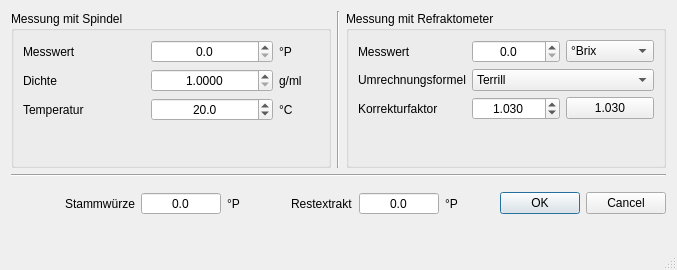
First picture: the form in kleiner-brauhelfer/dialogs/dlgrestextrakt.ui, repository kleiner-brauhelfer/kleiner-brauhelfer-2, before the edit.
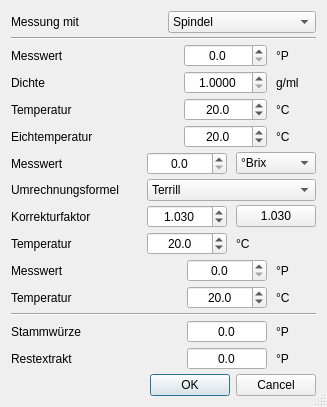
Second picture: the form after the edit. Custom widgets are drawn as their Qt base class.

Diff of the .ui file:
```diff
--- a/kleiner-brauhelfer/dialogs/dlgrestextrakt.ui
+++ b/kleiner-brauhelfer/dialogs/dlgrestextrakt.ui
@@ -6,16 +6,10 @@
    <rect>
     <x>0</x>
     <y>0</y>
-    <width>677</width>
-    <height>270</height>
+    <width>327</width>
+    <height>407</height>
    </rect>
   </property>
-  <property name="minimumSize">
-   <size>
-    <width>677</width>
-    <height>270</height>
-   </size>
-  </property>
   <property name="windowTitle">
    <string>Berechnung Extrakt</string>
   </property>
@@ -26,14 +20,138 @@
    <bool>true</bool>
   </property>
   <layout class="QVBoxLayout" name="verticalLayout">
+   <property name="spacing">
+    <number>4</number>
+   </property>
    <item>
-    <layout class="QHBoxLayout" name="horizontalLayout_2">
+    <layout class="QHBoxLayout" name="horizontalLayout_5">
+     <property name="spacing">
+      <number>9</number>
+     </property>
      <item>
-      <widget class="QGroupBox" name="groupBox">
-       <property name="title">
-        <string>Messung mit Spindel</string>
+      <widget class="QLabel" name="label_6">
+       <property name="text">
+        <string>Messung mit</string>
        </property>
-       <layout class="QGridLayout" name="gridLayout_2">
+      </widget>
+     </item>
+     <item>
+      <widget class="ComboBox" name="cbAuswahl">
+       <item>
+        <property name="text">
+         <string>Spindel</string>
+        </property>
+       </item>
+       <item>
+        <property name="text">
+         <string>Refraktometer</string>
+        </property>
+       </item>
+       <item>
+        <property name="text">
+         <string>Anderes</string>
+        </property>
+       </item>
+      </widget>
+     </item>
+    </layout>
+   </item>
+   <item>
+    <widget class="Line" name="line_2">
+     <property name="orientation">
+      <enum>Qt::Horizontal</enum>
+     </property>
+    </widget>
+   </item>
+   <item>
+    <widget class="QWidget" name="wdgSpindel" native="true">
+     <layout class="QGridLayout" name="gridLayout_6">
+      <property name="leftMargin">
+       <number>0</number>
+      </property>
+      <property name="topMargin">
+       <number>0</number>
+      </property>
+      <property name="rightMargin">
+       <number>0</number>
+      </property>
+      <property name="bottomMargin">
+       <number>0</number>
+      </property>
+      <property name="horizontalSpacing">
+       <number>9</number>
+      </property>
+      <property name="verticalSpacing">
+       <number>4</number>
+      </property>
+      <item row="0" column="2">
+       <widget class="DoubleSpinBox" name="tbPlato">
+        <property name="minimumSize">
+         <size>
+          <width>80</width>
+          <height>0</height>
+         </size>
+        </property>
+        <property name="toolTip">
+         <string>&lt;html&gt;&lt;head/&gt;&lt;body&gt;&lt;p&gt;Gemessener &lt;span style=&quot; font-weight:600;&quot;&gt;Extraktgehalt&lt;/span&gt; in °Plato. Beispielsweise bedeutet 12° Plato 120 g Extrakt in 1000 ml Würze.&lt;/p&gt;&lt;p&gt;Der &lt;span style=&quot; font-weight:600;&quot;&gt;Restextrakt&lt;/span&gt; ist nicht zu verwechseln mit der &lt;span style=&quot; font-weight:600;&quot;&gt;Stammwürze&lt;/span&gt;. Im Extraktwert ist vergorener, also umgewandelter Zucker in Alkohol wiedergegeben. Stammwürze dagegen beschreibt den unvergorenen Zuckergehalt eines Sudes.&lt;/p&gt;&lt;/body&gt;&lt;/html&gt;</string>
+        </property>
+        <property name="alignment">
+         <set>Qt::AlignCenter</set>
+        </property>
+        <property name="decimals">
+         <number>1</number>
+        </property>
+        <property name="minimum">
+         <double>0.000000000000000</double>
+        </property>
+        <property name="maximum">
+         <double>99.000000000000000</double>
+        </property>
+        <property name="singleStep">
+         <double>0.100000000000000</double>
+        </property>
+       </widget>
+      </item>
+      <item row="0" column="0">
+       <widget class="QLabel" name="label_3">
+        <property name="text">
+         <string>Messwert</string>
+        </property>
+       </widget>
+      </item>
+      <item row="1" column="3">
+       <widget class="QLabel" name="label_19">
+        <property name="text">
+         <string>g/ml</string>
+        </property>
+       </widget>
+      </item>
+      <item row="2" column="0">
+       <widget class="QLabel" name="label_13">
+        <property name="text">
+         <string>Temperatur</string>
+        </property>
+       </widget>
+      </item>
+      <item row="2" column="2">
+       <widget class="DoubleSpinBox" name="tbTemp">
+        <property name="toolTip">
+         <string>&lt;html&gt;&lt;head/&gt;&lt;body&gt;&lt;p&gt;Temperatur der Würze bei der Messung des &lt;span style=&quot; font-weight:600;&quot;&gt;Dichtewertes&lt;/span&gt;.&lt;/p&gt;&lt;p&gt;Die Dichte ist bei den meisten &lt;span style=&quot; font-weight:600;&quot;&gt;Ärometern&lt;/span&gt; (Spindeln) im Brauereiwesen auf eine Bezugstemperatur von 20°C in ml/g geeicht. Ändert sich die Temperatur, ändert sich auch die Dichte der Flüssigkeit.&lt;/p&gt;&lt;/body&gt;&lt;/html&gt;</string>
+        </property>
+        <property name="alignment">
+         <set>Qt::AlignCenter</set>
+        </property>
+        <property name="decimals">
+         <number>1</number>
+        </property>
+        <property name="singleStep">
+         <double>0.100000000000000</double>
+        </property>
+        <property name="value">
+         <double>20.000000000000000</double>
+        </property>
+       </widget>
+      </item>
         <item row="1" column="0">
          <widget class="QLabel" name="label_17">
           <property name="text">
@@ -41,14 +159,14 @@
           </property>
          </widget>
         </item>
-        <item row="2" column="0">
-         <widget class="QLabel" name="label_13">
+      <item row="2" column="3">
+       <widget class="QLabel" name="label_14">
           <property name="text">
-           <string>Temperatur</string>
+         <string>°C</string>
           </property>
          </widget>
         </item>
-        <item row="1" column="1">
+      <item row="1" column="2">
          <widget class="DoubleSpinBox" name="tbDichte">
           <property name="toolTip">
            <string>&lt;html&gt;&lt;head/&gt;&lt;body&gt;&lt;p&gt;Gemessener &lt;span style=&quot; font-weight:600;&quot;&gt;Dichtewert&lt;/span&gt; der Würze.&lt;/p&gt;&lt;p&gt;Die Dichte ist bei den meisten &lt;span style=&quot; font-weight:600;&quot;&gt;Ärometern&lt;/span&gt; (Spindeln) im Brauereiwesen auf eine Bezugstemperatur von 20°C in ml/g geeicht. Ändert sich die Temperatur, ändert sich auch die Dichte der Flüssigkeit.&lt;/p&gt;&lt;/body&gt;&lt;/html&gt;</string>
@@ -70,21 +188,7 @@
           </property>
          </widget>
         </item>
-        <item row="1" column="2">
-         <widget class="QLabel" name="label_19">
-          <property name="text">
-           <string>g/ml</string>
-          </property>
-         </widget>
-        </item>
-        <item row="0" column="0">
-         <widget class="QLabel" name="label_3">
-          <property name="text">
-           <string>Messwert</string>
-          </property>
-         </widget>
-        </item>
-        <item row="0" column="2">
+      <item row="0" column="3">
          <widget class="QLabel" name="label_18">
           <property name="minimumSize">
            <size>
@@ -92,110 +196,85 @@
             <height>0</height>
            </size>
           </property>
-          <property name="maximumSize">
-           <size>
-            <width>30</width>
-            <height>16777215</height>
-           </size>
-          </property>
           <property name="text">
            <string>°P</string>
           </property>
          </widget>
         </item>
-        <item row="2" column="2">
-         <widget class="QLabel" name="label_14">
-          <property name="text">
-           <string>°C</string>
-          </property>
-         </widget>
-        </item>
-        <item row="2" column="1">
-         <widget class="DoubleSpinBox" name="tbTemp">
-          <property name="toolTip">
-           <string>&lt;html&gt;&lt;head/&gt;&lt;body&gt;&lt;p&gt;Temperatur der Würze bei der Messung des &lt;span style=&quot; font-weight:600;&quot;&gt;Dichtewertes&lt;/span&gt;.&lt;/p&gt;&lt;p&gt;Die Dichte ist bei den meisten &lt;span style=&quot; font-weight:600;&quot;&gt;Ärometern&lt;/span&gt; (Spindeln) im Brauereiwesen auf eine Bezugstemperatur von 20°C in ml/g geeicht. Ändert sich die Temperatur, ändert sich auch die Dichte der Flüssigkeit.&lt;/p&gt;&lt;/body&gt;&lt;/html&gt;</string>
-          </property>
-          <property name="alignment">
-           <set>Qt::AlignCenter</set>
-          </property>
-          <property name="decimals">
-           <number>1</number>
-          </property>
-          <property name="singleStep">
-           <double>0.100000000000000</double>
-          </property>
-          <property name="value">
-           <double>20.000000000000000</double>
-          </property>
-         </widget>
-        </item>
         <item row="0" column="1">
-         <widget class="DoubleSpinBox" name="tbPlato">
-          <property name="minimumSize">
-           <size>
-            <width>80</width>
-            <height>0</height>
-           </size>
-          </property>
-          <property name="toolTip">
-           <string>&lt;html&gt;&lt;head/&gt;&lt;body&gt;&lt;p&gt;Gemessener &lt;span style=&quot; font-weight:600;&quot;&gt;Extraktgehalt&lt;/span&gt; in °Plato. Beispielsweise bedeutet 12° Plato 120 g Extrakt in 1000 ml Würze.&lt;/p&gt;&lt;p&gt;Der &lt;span style=&quot; font-weight:600;&quot;&gt;Restextrakt&lt;/span&gt; ist nicht zu verwechseln mit der &lt;span style=&quot; font-weight:600;&quot;&gt;Stammwürze&lt;/span&gt;. Im Extraktwert ist vergorener, also umgewandelter Zucker in Alkohol wiedergegeben. Stammwürze dagegen beschreibt den unvergorenen Zuckergehalt eines Sudes.&lt;/p&gt;&lt;/body&gt;&lt;/html&gt;</string>
-          </property>
-          <property name="alignment">
-           <set>Qt::AlignCenter</set>
-          </property>
-          <property name="decimals">
-           <number>1</number>
-          </property>
-          <property name="minimum">
-           <double>0.000000000000000</double>
-          </property>
-          <property name="maximum">
-           <double>99.000000000000000</double>
-          </property>
-          <property name="singleStep">
-           <double>0.100000000000000</double>
-          </property>
-         </widget>
-        </item>
-        <item row="3" column="0">
-         <spacer name="verticalSpacer_3">
+       <spacer name="horizontalSpacer">
           <property name="orientation">
-           <enum>Qt::Vertical</enum>
+         <enum>Qt::Horizontal</enum>
           </property>
           <property name="sizeHint" stdset="0">
            <size>
-            <width>20</width>
-            <height>40</height>
+          <width>40</width>
+          <height>20</height>
            </size>
           </property>
          </spacer>
         </item>
+      <item row="3" column="0">
+       <widget class="QLabel" name="label_8">
+        <property name="text">
+         <string>Eichtemperatur</string>
+        </property>
+       </widget>
+      </item>
+      <item row="3" column="3">
+       <widget class="QLabel" name="label_15">
+        <property name="text">
+         <string>°C</string>
+        </property>
+       </widget>
+      </item>
+      <item row="3" column="2">
+       <widget class="DoubleSpinBox" name="tbEichtemp">
+        <property name="toolTip">
+         <string>&lt;html&gt;&lt;head/&gt;&lt;body&gt;&lt;p&gt;&lt;span style=&quot; font-weight:600;&quot;&gt;Eichtemperatur&lt;/span&gt; der Spindel.&lt;/p&gt;&lt;/body&gt;&lt;/html&gt;</string>
+        </property>
+        <property name="alignment">
+         <set>Qt::AlignCenter</set>
+        </property>
+        <property name="decimals">
+         <number>1</number>
+        </property>
+        <property name="singleStep">
+         <double>0.100000000000000</double>
+        </property>
+        <property name="value">
+         <double>20.000000000000000</double>
+        </property>
+       </widget>
+      </item>
        </layout>
       </widget>
      </item>
      <item>
-      <widget class="Line" name="line">
-       <property name="orientation">
-        <enum>Qt::Vertical</enum>
-       </property>
-      </widget>
-     </item>
-     <item>
-      <widget class="QGroupBox" name="groupBox_2">
-       <property name="title">
-        <string>Messung mit Refraktometer</string>
-       </property>
+    <widget class="QWidget" name="wdgRefraktometer" native="true">
        <layout class="QGridLayout" name="gridLayout_3">
-        <item row="0" column="1">
-         <widget class="DoubleSpinBox" name="tbBrix">
-          <property name="minimumSize">
-           <size>
-            <width>80</width>
-            <height>0</height>
-           </size>
-          </property>
+      <property name="leftMargin">
+       <number>0</number>
+      </property>
+      <property name="topMargin">
+       <number>0</number>
+      </property>
+      <property name="rightMargin">
+       <number>0</number>
+      </property>
+      <property name="bottomMargin">
+       <number>0</number>
+      </property>
+      <property name="horizontalSpacing">
+       <number>9</number>
+      </property>
+      <property name="verticalSpacing">
+       <number>4</number>
+      </property>
+      <item row="3" column="2">
+       <widget class="DoubleSpinBox" name="tbTempRefraktometer">
           <property name="toolTip">
-           <string>&lt;html&gt;&lt;head/&gt;&lt;body&gt;&lt;p&gt;Gemessener Extraktgehalt in &lt;span style=&quot; font-weight:600;&quot;&gt;°Brix&lt;/span&gt;. &lt;/p&gt;&lt;p&gt;°Brix ist die übliche Maßeinheit von analogen Refraktometern. Refraktometer messen dabei nicht direkt den Zuckergehalt, sondern den Brechungsindex von Licht in einer Flüssigkeit, der vom Zucker- und Alkoholgehalt in einer Flüssigkeit abhängt. &lt;/p&gt;&lt;/body&gt;&lt;/html&gt;</string>
+         <string>&lt;html&gt;&lt;head/&gt;&lt;body&gt;&lt;p&gt;Temperatur der Würze bei der Messung.&lt;/p&gt;&lt;/body&gt;&lt;/html&gt;</string>
           </property>
           <property name="alignment">
            <set>Qt::AlignCenter</set>
@@ -203,25 +282,36 @@
           <property name="decimals">
            <number>1</number>
           </property>
-          <property name="minimum">
-           <double>0.000000000000000</double>
-          </property>
-          <property name="maximum">
-           <double>99.000000000000000</double>
-          </property>
           <property name="singleStep">
            <double>0.100000000000000</double>
           </property>
-         </widget>
-        </item>
-        <item row="2" column="0">
-         <widget class="QLabel" name="label_2">
+        <property name="value">
+         <double>20.000000000000000</double>
+        </property>
+       </widget>
+      </item>
+      <item row="1" column="0">
+       <widget class="QLabel" name="label_FormelBrixPlato">
           <property name="text">
-           <string>Korrekturfaktor </string>
+         <string>Umrechnungsformel</string>
           </property>
          </widget>
         </item>
-        <item row="1" column="1" colspan="2">
+      <item row="0" column="0">
+       <widget class="QLabel" name="label">
+        <property name="text">
+         <string>Messwert</string>
+        </property>
+       </widget>
+      </item>
+      <item row="3" column="3">
+       <widget class="QLabel" name="lblTempRefraktometerEinheit">
+        <property name="text">
+         <string>°C</string>
+        </property>
+       </widget>
+      </item>
+      <item row="1" column="2" colspan="2">
          <widget class="ComboBox" name="comboBox_FormelBrixPlato">
           <property name="toolTip">
            <string>&lt;html&gt;&lt;head/&gt;&lt;body&gt;&lt;p&gt;Gewählte &lt;span style=&quot; font-weight:600;&quot;&gt;Umrechnungsformel&lt;/span&gt; für die Korrektur des gemessenen Restextraktes in °Brix nach °Plato. &lt;/p&gt;&lt;p&gt;Misst man den &lt;span style=&quot; font-weight:600;&quot;&gt;Restextrakt&lt;/span&gt; eines alkoholhaltigen Jungbieres, wird der Brechungsindex durch den Alkohol verfälscht. Die gewählte Umrechnungsformel korrigiert diesen Messfehler&lt;/p&gt;&lt;p&gt;- Die Terrill-Formel arbeitet in endvergorenen Proben genauer, in wenig oder unvergorenen Proben zum Teil nicht zu gebrauchen.&lt;/p&gt;&lt;p&gt;- Die Terrill-Linear-Formel ist eine linearisierte Version der Terrill-Formel.&lt;/p&gt;&lt;p&gt;- Die Standardformel liefert gleichmässig gute Werte, in endvergorenen Proben aber etwas zu hoch.&lt;/p&gt;&lt;/body&gt;&lt;/html&gt;</string>
@@ -243,14 +333,35 @@
           </item>
          </widget>
         </item>
-        <item row="1" column="0">
-         <widget class="QLabel" name="label_FormelBrixPlato">
-          <property name="text">
-           <string>Umrechnungsformel</string>
+      <item row="0" column="2">
+       <widget class="DoubleSpinBox" name="tbBrix">
+        <property name="minimumSize">
+         <size>
+          <width>80</width>
+          <height>0</height>
+         </size>
+        </property>
+        <property name="toolTip">
+         <string>&lt;html&gt;&lt;head/&gt;&lt;body&gt;&lt;p&gt;Gemessener Extraktgehalt in &lt;span style=&quot; font-weight:600;&quot;&gt;°Brix&lt;/span&gt; oder &lt;span style=&quot; font-weight:600;&quot;&gt;°Plato&lt;/span&gt;. &lt;/p&gt;&lt;p&gt;°Brix ist die übliche Maßeinheit von analogen Refraktometern. Refraktometer messen dabei nicht direkt den Zuckergehalt, sondern den Brechungsindex von Licht in einer Flüssigkeit, der vom Zucker- und Alkoholgehalt in einer Flüssigkeit abhängt. &lt;/p&gt;&lt;/body&gt;&lt;/html&gt;</string>
+        </property>
+        <property name="alignment">
+         <set>Qt::AlignCenter</set>
+        </property>
+        <property name="decimals">
+         <number>1</number>
+        </property>
+        <property name="minimum">
+         <double>0.000000000000000</double>
+        </property>
+        <property name="maximum">
+         <double>99.000000000000000</double>
+        </property>
+        <property name="singleStep">
+         <double>0.100000000000000</double>
           </property>
          </widget>
         </item>
-        <item row="2" column="1">
+      <item row="2" column="2">
          <widget class="DoubleSpinBox" name="tbKorrekturFaktor">
           <property name="toolTip">
            <string>&lt;html&gt;&lt;head/&gt;&lt;body&gt;&lt;p&gt;&lt;span style=&quot; font-weight:600;&quot;&gt;Korrekturfaktor °&lt;/span&gt;Brix zu °Plato.&lt;/p&gt;&lt;p&gt;Bierwürze ist keine reine Zuckerlösung. Deshalb muss der Brechungsindex noch um einen Korrekturfaktor dividiert werden.&lt;/p&gt;&lt;p&gt;Der eingestellte Wert sollte nur mit Bedacht geändertwerden. Änderungen sollten nur mit ausreichendem Wissen vorgenommen werden. &lt;/p&gt;&lt;/body&gt;&lt;/html&gt;</string>
@@ -275,7 +386,34 @@
           </property>
          </widget>
         </item>
-        <item row="0" column="2">
+      <item row="0" column="1">
+       <spacer name="horizontalSpacer_3">
+        <property name="orientation">
+         <enum>Qt::Horizontal</enum>
+        </property>
+        <property name="sizeHint" stdset="0">
+         <size>
+          <width>40</width>
+          <height>20</height>
+         </size>
+        </property>
+       </spacer>
+      </item>
+      <item row="3" column="0">
+       <widget class="QLabel" name="lblTempRefraktometer">
+        <property name="text">
+         <string>Temperatur</string>
+        </property>
+       </widget>
+      </item>
+      <item row="2" column="0">
+       <widget class="QLabel" name="label_2">
+        <property name="text">
+         <string>Korrekturfaktor </string>
+        </property>
+       </widget>
+      </item>
+      <item row="0" column="3">
          <widget class="ComboBox" name="cbEinheit">
           <property name="minimumSize">
            <size>
@@ -298,27 +436,7 @@
           </item>
          </widget>
         </item>
-        <item row="0" column="0">
-         <widget class="QLabel" name="label">
-          <property name="text">
-           <string>Messwert</string>
-          </property>
-         </widget>
-        </item>
-        <item row="3" column="0">
-         <spacer name="verticalSpacer_2">
-          <property name="orientation">
-           <enum>Qt::Vertical</enum>
-          </property>
-          <property name="sizeHint" stdset="0">
-           <size>
-            <width>20</width>
-            <height>40</height>
-           </size>
-          </property>
-         </spacer>
-        </item>
-        <item row="2" column="2">
+      <item row="2" column="3">
          <widget class="QPushButton" name="btnKorrekturFaktorDefault">
           <property name="toolTip">
            <string>&lt;html&gt;&lt;head/&gt;&lt;body&gt;&lt;p&gt;Hier wird der &lt;span style=&quot; font-weight:600;&quot;&gt;Korrekturfaktor °&lt;/span&gt;Brix zu °Plato auf den Standardwert eingestellt.&lt;/p&gt;&lt;p&gt;Es empfiehlt sich den eingestellten Wert im linken Feld nur dann zu verändern, wenn man genau weiß was man macht.&lt;/p&gt;&lt;/body&gt;&lt;/html&gt;</string>
@@ -331,19 +449,110 @@
        </layout>
       </widget>
      </item>
-    </layout>
-   </item>
    <item>
-    <widget class="Line" name="line_2">
-     <property name="orientation">
-      <enum>Qt::Horizontal</enum>
-     </property>
-    </widget>
-   </item>
-   <item>
-    <layout class="QHBoxLayout" name="horizontalLayout_3">
-     <item>
-      <spacer name="horizontalSpacer_4">
+    <widget class="QWidget" name="wdgManuell" native="true">
+     <layout class="QGridLayout" name="gridLayout_5">
+      <property name="leftMargin">
+       <number>0</number>
+      </property>
+      <property name="topMargin">
+       <number>0</number>
+      </property>
+      <property name="rightMargin">
+       <number>0</number>
+      </property>
+      <property name="bottomMargin">
+       <number>0</number>
+      </property>
+      <property name="horizontalSpacing">
+       <number>9</number>
+      </property>
+      <property name="verticalSpacing">
+       <number>4</number>
+      </property>
+      <item row="1" column="3">
+       <widget class="QLabel" name="lblTempManuellEinheit">
+        <property name="text">
+         <string>°C</string>
+        </property>
+       </widget>
+      </item>
+      <item row="0" column="2">
+       <widget class="DoubleSpinBox" name="tbPlatoManuell">
+        <property name="minimumSize">
+         <size>
+          <width>80</width>
+          <height>0</height>
+         </size>
+        </property>
+        <property name="toolTip">
+         <string>&lt;html&gt;&lt;head/&gt;&lt;body&gt;&lt;p&gt;Gemessener &lt;span style=&quot; font-weight:600;&quot;&gt;Extraktgehalt&lt;/span&gt; in °Plato. Beispielsweise bedeutet 12° Plato 120 g Extrakt in 1000 ml Würze.&lt;/p&gt;&lt;p&gt;Der &lt;span style=&quot; font-weight:600;&quot;&gt;Restextrakt&lt;/span&gt; ist nicht zu verwechseln mit der &lt;span style=&quot; font-weight:600;&quot;&gt;Stammwürze&lt;/span&gt;. Im Extraktwert ist vergorener, also umgewandelter Zucker in Alkohol wiedergegeben. Stammwürze dagegen beschreibt den unvergorenen Zuckergehalt eines Sudes.&lt;/p&gt;&lt;/body&gt;&lt;/html&gt;</string>
+        </property>
+        <property name="alignment">
+         <set>Qt::AlignCenter</set>
+        </property>
+        <property name="decimals">
+         <number>1</number>
+        </property>
+        <property name="minimum">
+         <double>0.000000000000000</double>
+        </property>
+        <property name="maximum">
+         <double>99.000000000000000</double>
+        </property>
+        <property name="singleStep">
+         <double>0.100000000000000</double>
+        </property>
+       </widget>
+      </item>
+      <item row="0" column="3">
+       <widget class="QLabel" name="label_22">
+        <property name="minimumSize">
+         <size>
+          <width>40</width>
+          <height>0</height>
+         </size>
+        </property>
+        <property name="text">
+         <string>°P</string>
+        </property>
+       </widget>
+      </item>
+      <item row="1" column="0">
+       <widget class="QLabel" name="lblTempManuell">
+        <property name="text">
+         <string>Temperatur</string>
+        </property>
+       </widget>
+      </item>
+      <item row="0" column="0">
+       <widget class="QLabel" name="label_7">
+        <property name="text">
+         <string>Messwert</string>
+        </property>
+       </widget>
+      </item>
+      <item row="1" column="2">
+       <widget class="DoubleSpinBox" name="tbTempManuell">
+        <property name="toolTip">
+         <string>&lt;html&gt;&lt;head/&gt;&lt;body&gt;&lt;p&gt;Temperatur der Würze bei der Messung.&lt;/p&gt;&lt;/body&gt;&lt;/html&gt;</string>
+        </property>
+        <property name="alignment">
+         <set>Qt::AlignCenter</set>
+        </property>
+        <property name="decimals">
+         <number>1</number>
+        </property>
+        <property name="singleStep">
+         <double>0.100000000000000</double>
+        </property>
+        <property name="value">
+         <double>20.000000000000000</double>
+        </property>
+       </widget>
+      </item>
+      <item row="0" column="1">
+       <spacer name="horizontalSpacer_2">
        <property name="orientation">
         <enum>Qt::Horizontal</enum>
        </property>
@@ -355,9 +564,39 @@
        </property>
       </spacer>
      </item>
+     </layout>
+    </widget>
+   </item>
+   <item>
+    <widget class="Line" name="line">
+     <property name="orientation">
+      <enum>Qt::Horizontal</enum>
+     </property>
+    </widget>
+   </item>
+   <item>
+    <layout class="QVBoxLayout" name="verticalLayout_2">
+     <property name="spacing">
+      <number>4</number>
+     </property>
      <item>
       <widget class="QWidget" name="WdgSw" native="true">
        <layout class="QHBoxLayout" name="horizontalLayout">
+        <property name="spacing">
+         <number>9</number>
+        </property>
+        <property name="leftMargin">
+         <number>0</number>
+        </property>
+        <property name="topMargin">
+         <number>0</number>
+        </property>
+        <property name="rightMargin">
+         <number>0</number>
+        </property>
+        <property name="bottomMargin">
+         <number>0</number>
+        </property>
         <item>
          <widget class="QLabel" name="label_4">
           <property name="text">
@@ -365,6 +604,19 @@
           </property>
          </widget>
         </item>
+        <item>
+         <spacer name="horizontalSpacer_4">
+          <property name="orientation">
+           <enum>Qt::Horizontal</enum>
+          </property>
+          <property name="sizeHint" stdset="0">
+           <size>
+            <width>40</width>
+            <height>20</height>
+           </size>
+          </property>
+         </spacer>
+        </item>
         <item>
          <widget class="DoubleSpinBox" name="tbSw">
           <property name="minimumSize">
@@ -418,6 +670,21 @@
      <item>
       <widget class="QWidget" name="WdgExtrakt" native="true">
        <layout class="QHBoxLayout" name="horizontalLayout_4">
+        <property name="spacing">
+         <number>9</number>
+        </property>
+        <property name="leftMargin">
+         <number>0</number>
+        </property>
+        <property name="topMargin">
+         <number>0</number>
+        </property>
+        <property name="rightMargin">
+         <number>0</number>
+        </property>
+        <property name="bottomMargin">
+         <number>0</number>
+        </property>
         <item>
          <widget class="QLabel" name="label_5">
           <property name="text">
@@ -425,6 +692,19 @@
           </property>
          </widget>
         </item>
+        <item>
+         <spacer name="horizontalSpacer_5">
+          <property name="orientation">
+           <enum>Qt::Horizontal</enum>
+          </property>
+          <property name="sizeHint" stdset="0">
+           <size>
+            <width>40</width>
+            <height>20</height>
+           </size>
+          </property>
+         </spacer>
+        </item>
         <item>
          <widget class="DoubleSpinBox" name="tbExtrakt">
           <property name="minimumSize">
@@ -487,19 +767,6 @@
      </item>
     </layout>
    </item>
-   <item>
-    <spacer name="verticalSpacer">
-     <property name="orientation">
-      <enum>Qt::Vertical</enum>
-     </property>
-     <property name="sizeHint" stdset="0">
-      <size>
-       <width>20</width>
-       <height>40</height>
-      </size>
-     </property>
-    </spacer>
-   </item>
   </layout>
  </widget>
  <customwidgets>
```
Left out of the diff: 7 changed lines with no effect on the pictures. Lines whose indentation alone changed are shown as unchanged.
